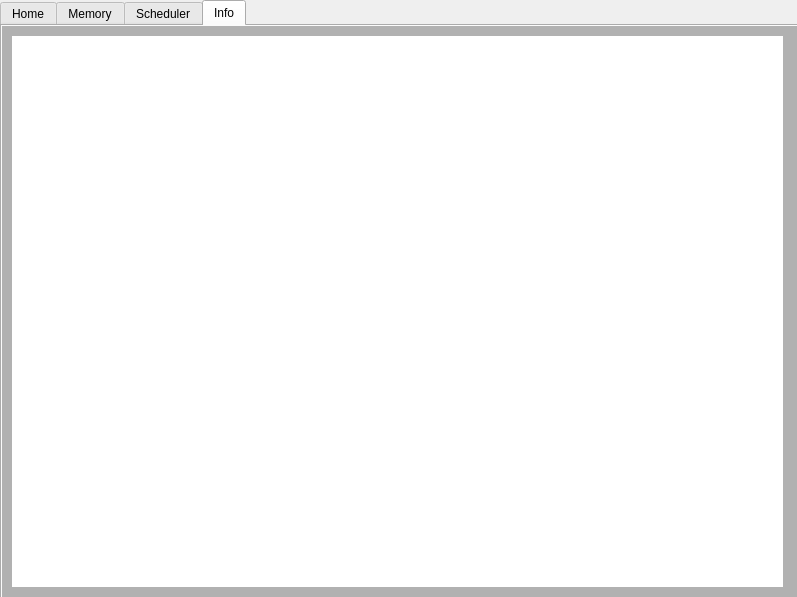
Qt form src/mainwindow.ui (stearnsbq/BYRON_STEARNS_CMSC312_2019) before a commit.
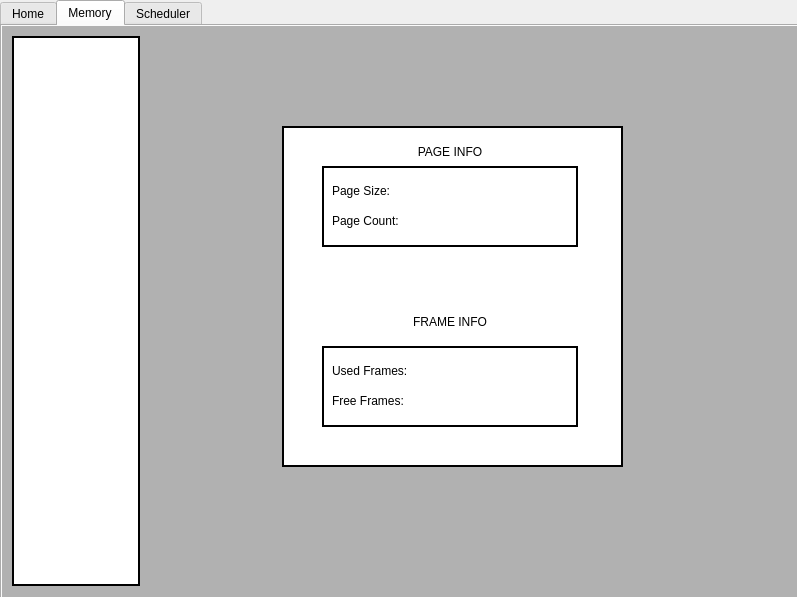
The same form after that commit.

What changed in the file:
```diff
--- a/src/mainwindow.ui
+++ b/src/mainwindow.ui
@@ -69,7 +69,7 @@
 }</string>
     </property>
     <property name="currentIndex">
-     <number>3</number>
+     <number>1</number>
     </property>
     <widget class="QWidget" name="Home">
      <property name="sizePolicy">
@@ -582,10 +582,10 @@
      <widget class="QFrame" name="MemoryInfo">
       <property name="geometry">
        <rect>
-        <x>149</x>
-        <y>10</y>
-        <width>640</width>
-        <height>551</height>
+        <x>280</x>
+        <y>100</y>
+        <width>341</width>
+        <height>341</height>
        </rect>
       </property>
       <property name="styleSheet">
@@ -680,8 +680,8 @@
       <widget class="QFrame" name="frameInfo">
        <property name="geometry">
         <rect>
-         <x>343</x>
-         <y>40</y>
+         <x>40</x>
+         <y>220</y>
          <width>256</width>
          <height>81</height>
         </rect>
@@ -739,8 +739,8 @@
       <widget class="QLabel" name="label_6">
        <property name="geometry">
         <rect>
-         <x>343</x>
-         <y>10</y>
+         <x>40</x>
+         <y>180</y>
          <width>256</width>
          <height>31</height>
         </rect>
@@ -1037,30 +1037,6 @@
       </column>
      </widget>
     </widget>
-    <widget class="QWidget" name="InfoTab">
-     <property name="styleSheet">
-      <string notr="true">#InfoTab{
-background-color: rgb(177, 177, 177);
-}</string>
-     </property>
-     <attribute name="title">
-      <string>Info</string>
-     </attribute>
-     <widget class="QWidget" name="webTest" native="true">
-      <property name="geometry">
-       <rect>
-        <x>10</x>
-        <y>10</y>
-        <width>771</width>
-        <height>551</height>
-       </rect>
-      </property>
-      <property name="styleSheet">
-       <string notr="true">background-color: white;
-</string>
-      </property>
-     </widget>
-    </widget>
    </widget>
   </widget>
  </widget>
```
Left out of the diff: 3 changed lines with no effect on the pictures.
